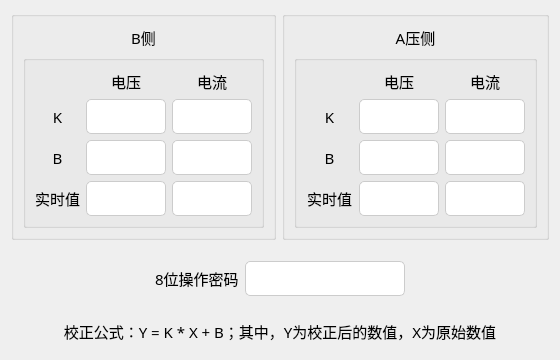
Qt form tform3.ui (Curtain-Wang/BatteryControl) before a commit.
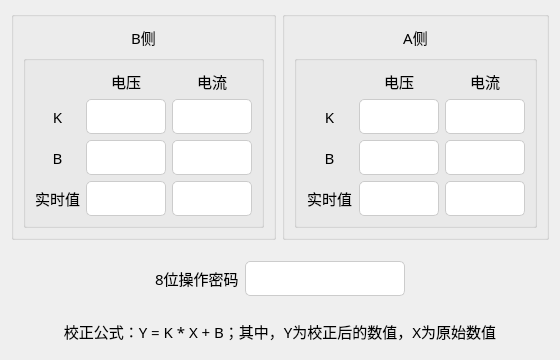
The same form after that commit. Custom widgets are drawn as their Qt base class.

Commit message: 校准页面对接 串口数据读取

```diff
--- a/tform3.ui
+++ b/tform3.ui
@@ -292,7 +292,7 @@
            </font>
           </property>
           <property name="text">
-           <string>A压侧</string>
+           <string>A侧</string>
           </property>
           <property name="alignment">
            <set>Qt::AlignCenter</set>
```
Left out of the diff: 2 changed lines with no effect on the pictures. The commit also changes 2 other files.
